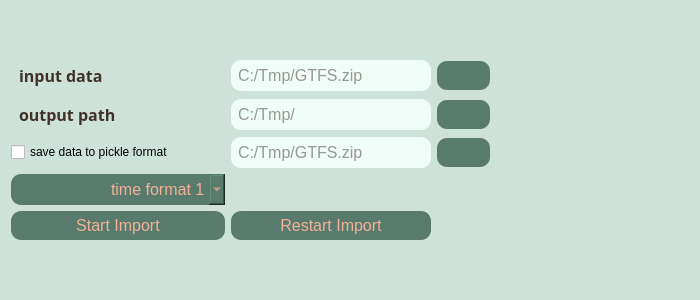
First picture: the form in view/ui/create_table_import.ui, repository Themishau/GTFStoFahrplan, before the edit.
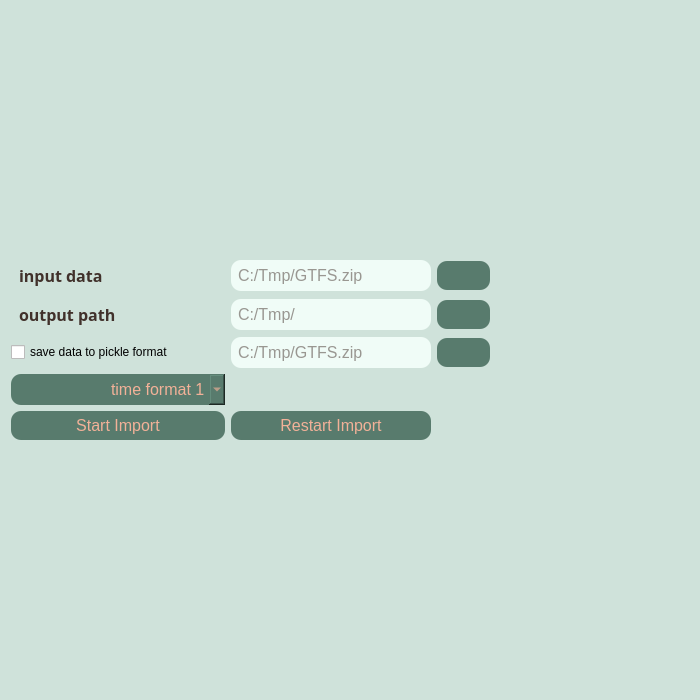
Second picture: the form after the edit. Icons and pictures are not drawn.

Diff of the .ui file:
```diff
--- a/view/ui/create_table_import.ui
+++ b/view/ui/create_table_import.ui
@@ -7,11 +7,11 @@
     <x>0</x>
     <y>0</y>
     <width>700</width>
-    <height>300</height>
+    <height>700</height>
    </rect>
   </property>
   <property name="sizePolicy">
-   <sizepolicy hsizetype="Minimum" vsizetype="Minimum">
+   <sizepolicy hsizetype="Expanding" vsizetype="Expanding">
     <horstretch>0</horstretch>
     <verstretch>0</verstretch>
    </sizepolicy>
@@ -19,7 +19,7 @@
   <property name="maximumSize">
    <size>
     <width>700</width>
-    <height>300</height>
+    <height>700</height>
    </size>
   </property>
   <property name="windowTitle">
@@ -138,6 +138,12 @@
      </item>
      <item row="12" column="0">
       <widget class="QCheckBox" name="checkBox_savepickle">
+       <property name="sizePolicy">
+        <sizepolicy hsizetype="Fixed" vsizetype="Fixed">
+         <horstretch>0</horstretch>
+         <verstretch>0</verstretch>
+        </sizepolicy>
+       </property>
        <property name="toolTip">
         <string>saves data to faster format</string>
        </property>
```
